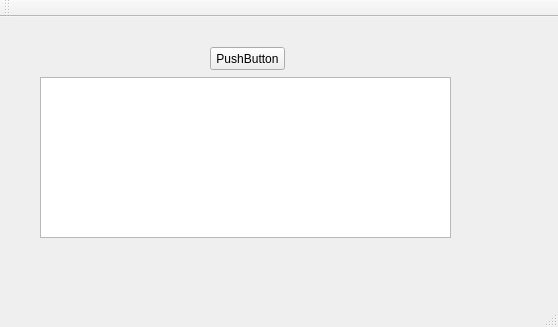
Old version of the form untitled/mainwindow.ui in the repository DaYmiHn/magaz_lubkin.
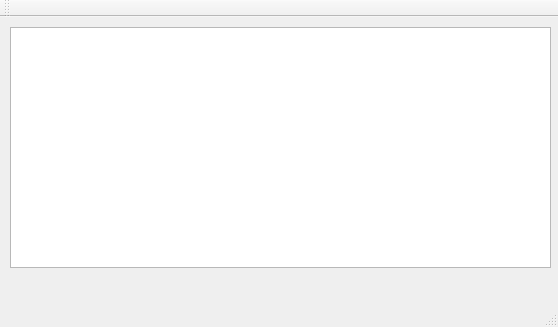
New version of the form.

Diff of the .ui file:
```diff
--- a/untitled/mainwindow.ui
+++ b/untitled/mainwindow.ui
@@ -20,26 +20,13 @@
    <string>MainWindow</string>
   </property>
   <widget class="QWidget" name="centralWidget">
-   <widget class="QPushButton" name="pushButton">
-    <property name="geometry">
-     <rect>
-      <x>210</x>
-      <y>30</y>
-      <width>75</width>
-      <height>23</height>
-     </rect>
-    </property>
-    <property name="text">
-     <string>PushButton</string>
-    </property>
-   </widget>
    <widget class="QTableWidget" name="tableWidget">
     <property name="geometry">
      <rect>
-      <x>40</x>
-      <y>60</y>
-      <width>411</width>
-      <height>161</height>
+      <x>10</x>
+      <y>10</y>
+      <width>541</width>
+      <height>241</height>
      </rect>
     </property>
    </widget>
```
